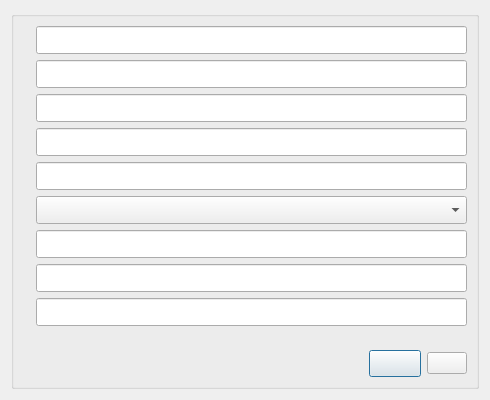
Above: meter/report.ui from cagavriloaie/WFlowLab before the change. Below: the same form after it.
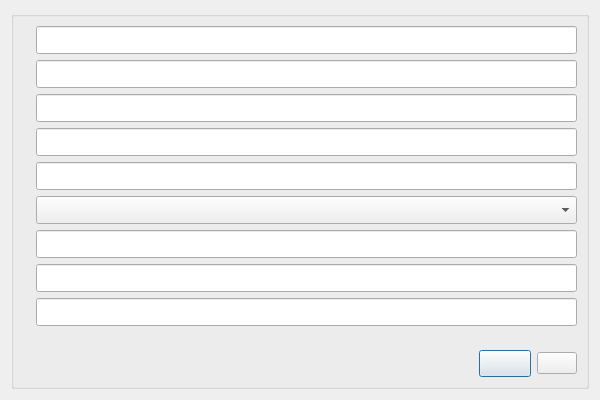
That is the form after the change. Icons and pictures are not drawn.

The edit to the form file:
```diff
--- a/meter/report.ui
+++ b/meter/report.ui
@@ -6,13 +6,19 @@
    <rect>
     <x>0</x>
     <y>0</y>
-    <width>490</width>
+    <width>600</width>
     <height>400</height>
    </rect>
   </property>
   <property name="minimumSize">
    <size>
-    <width>490</width>
+    <width>600</width>
+    <height>400</height>
+   </size>
+  </property>
+  <property name="maximumSize">
+   <size>
+    <width>600</width>
     <height>400</height>
    </size>
   </property>
```
